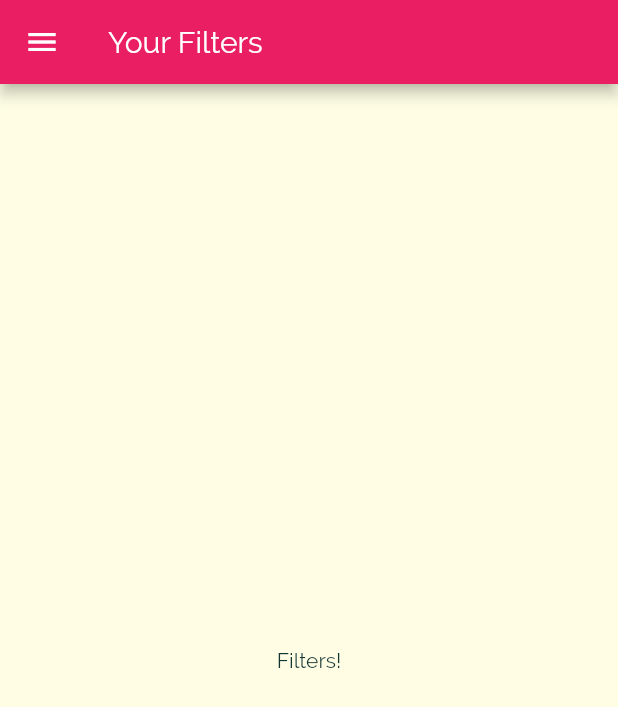
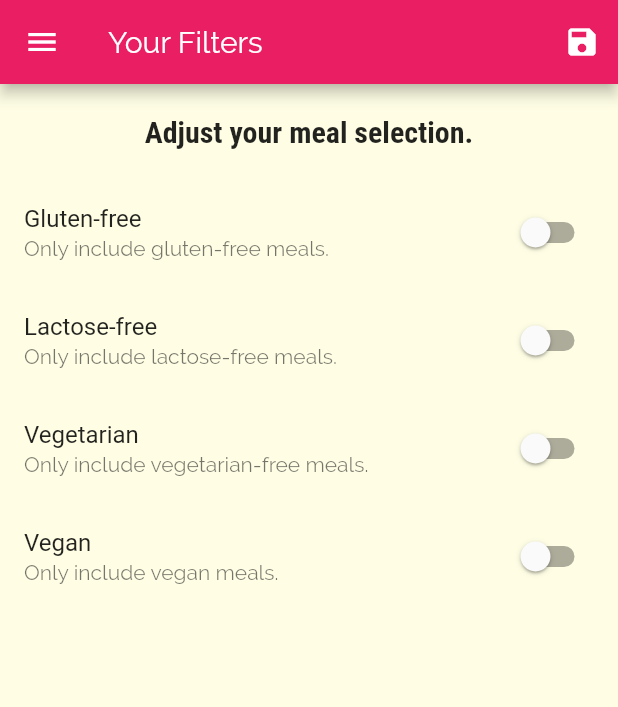
Before and after one commit to lazuardidev/meals-app-simple, a Flutter app: the FiltersScreen screen opened by its route, on a phone screen of 412 x 824 dp. Shown: the top 707 px of the screen. Run offline on Flutter 3.47's test engine with Material 2 defaults, Android fonts, the phone set to English and light mode, and no system bars.

Commit message:
Adding Food Filter

```diff
--- a/lib/main.dart
+++ b/lib/main.dart
@@ -1,16 +1,54 @@
 import 'package:flutter/material.dart';
+import 'package:meals_app/dummy_data.dart';
 import 'package:meals_app/screens/categories_screen.dart';
 import 'package:meals_app/screens/category_meals_screen.dart';
 import 'package:meals_app/screens/filters_screen.dart';
 import 'package:meals_app/screens/meal_detail_screen.dart';
 import 'package:meals_app/screens/tabs_screen.dart';
 
+import 'models/meal.dart';
+
 void main() {
   runApp(MyApp());
 }
 
-class MyApp extends StatelessWidget {
-  // This widget is the root of your application.
+class MyApp extends StatefulWidget {
+  @override
+  _MyAppState createState() => _MyAppState();
+}
+
+class _MyAppState extends State<MyApp> {
+  Map<String, bool> _filters = {
+    'gluten': false,
+    'lactose': false,
+    'vegan': false,
+    'vegetarian': false,
+  };
+
+  List<Meal> _availableMeals = DUMMY_MEALS;
+
+  void _setFilters(Map<String, bool> filterData){
+    setState((){
+      _filters = filterData;
+
+      _availableMeals = DUMMY_MEALS.where((meal){
+        if (_filters['gluten'] && !meal.isGlutenFree) {
+          return false;
+        }
+        if (_filters['lactose'] && !meal.isLactoseFree) {
+          return false;
+        }
+        if (_filters['vegan'] && !meal.isVegan) {
+          return false;
+        }
+        if (_filters['vegetarian'] && !meal.isVegetarian) {
+          return false;
+        }
+        return true;
+      }).toList();
+    });
+  }
+
   @override
   Widget build(BuildContext context) {
     return MaterialApp(
@@ -39,9 +77,9 @@ class MyApp extends StatelessWidget {
       initialRoute: '/', // default is '/'
       routes: {
         '/': (context) => TabsScreen(),
-        CategoryMealsScreen.routeName: (context) => CategoryMealsScreen(),
+        CategoryMealsScreen.routeName: (context) => CategoryMealsScreen(_availableMeals),
         MealDetailScreen.routeName: (context) => MealDetailScreen(),
-        FiltersScreen.routeName: (context) => FiltersScreen(),
+        FiltersScreen.routeName: (context) => FiltersScreen(_setFilters, _filters),
       },
       onGenerateRoute: (settings) {
         print(settings.arguments);
--- a/lib/screens/category_meals_screen.dart
+++ b/lib/screens/category_meals_screen.dart
@@ -1,11 +1,15 @@
 import 'package:flutter/material.dart';
-import 'package:meals_app/dummy_data.dart';
+// import 'package:meals_app/dummy_data.dart';
 import 'package:meals_app/models/meal.dart';
 import 'package:meals_app/widgets/meal_item.dart';
 // import 'package:meals_app/categories_screen.dart';
 
 class CategoryMealsScreen extends StatefulWidget {
   static const routeName = '/category-meals';
+
+  final List<Meal> availableMeals;
+
+  CategoryMealsScreen(this.availableMeals);
 
   @override
   _CategoryMealsScreenState createState() => _CategoryMealsScreenState();
@@ -29,7 +33,7 @@ class _CategoryMealsScreenState extends State<CategoryMealsScreen> {
           ModalRoute.of(context).settings.arguments as Map<String, String>;
       categoryTitle = routeArgs['title'];
       final categoryId = routeArgs['id'];
-      displayedMeals = DUMMY_MEALS.where((meal) {
+      displayedMeals = widget.availableMeals.where((meal) {
         return meal.categories.contains(categoryId);
       }).toList();
       _loadedInitialData = true;
--- a/lib/screens/filters_screen.dart
+++ b/lib/screens/filters_screen.dart
@@ -1,19 +1,128 @@
 import 'package:flutter/material.dart';
 import 'package:meals_app/widgets/main_drawer.dart';
 
-class FiltersScreen extends StatelessWidget {
+class FiltersScreen extends StatefulWidget {
   static const routeName = '/filters';
+
+  final Function saveFilters;
+  final Map<String, bool> currentFilters;
+
+  const FiltersScreen(this.saveFilters, this.currentFilters);
+
+  @override
+  _FiltersScreenState createState() => _FiltersScreenState();
+}
+
+class _FiltersScreenState extends State<FiltersScreen> {
+  bool _glutenFree = false;
+  bool _vegetarian = false;
+  bool _vegan = false;
+  bool _lactoseFree = false;
+
+  @override
+  void initState() {
+    _glutenFree = widget.currentFilters['gluten'];
+    _lactoseFree = widget.currentFilters['lactose'];
+    _vegetarian = widget.currentFilters['vegetarian'];
+    _vegan = widget.currentFilters['vegan'];
+    super.initState();
+  }
 
   @override
   Widget build(BuildContext context) {
     return Scaffold(
       appBar: AppBar(
         title: Text('Your Filters'),
+        actions: [
+          IconButton(
+            icon: Icon(Icons.save),
+            onPressed: () {
+              final selectedFilters = {
+                'gluten': _glutenFree,
+                'lactose': _lactoseFree,
+                'vegan': _vegan,
+                'vegetarian': _vegetarian,
+              };
+              widget.saveFilters(selectedFilters);
+            },
+          ),
+        ],
       ),
       drawer: MainDrawer(),
-      body: Center(
-        child: Text('Filters!'),
+      body: Column(
+        children: [
+          Container(
+            padding: EdgeInsets.all(20),
+            child: Text(
+              'Adjust your meal selection.',
+              style: Theme.of(context).textTheme.headline6,
+            ),
+          ),
+          Expanded(
+              child: ListView(
+            children: [
+              buildSwitchListTile(
+                'Gluten-free',
+                'Only include gluten-free meals.',
+                _glutenFree,
+                (newValue) {
+                  setState(
+                    () {
+                      _glutenFree = newValue;
+                    },
+                  );
+                },
+              ),
+              buildSwitchListTile(
+                'Lactose-free',
+                'Only include lactose-free meals.',
+                _lactoseFree,
+                (newValue) {
+                  setState(
+                    () {
+                      _lactoseFree = newValue;
+                    },
+                  );
+                },
+              ),
+              buildSwitchListTile(
+                'Vegetarian',
+                'Only include vegetarian-free meals.',
+                _vegetarian,
+                (newValue) {
+                  setState(
+                    () {
+                      _vegetarian = newValue;
+                    },
+                  );
+                },
+              ),
+              buildSwitchListTile(
+                'Vegan',
+                'Only include vegan meals.',
+                _vegan,
+                (newValue) {
+                  setState(
+                    () {
+                      _vegan = newValue;
+                    },
+                  );
+                },
+              ),
+            ],
+          ))
+        ],
       ),
     );
   }
+
+  Widget buildSwitchListTile(String title, String description,
+      bool currentValue, Function updateValue) {
+    return SwitchListTile(
+      title: Text(title),
+      subtitle: Text(description),
+      value: currentValue,
+      onChanged: updateValue,
+    );
+  }
 }
```
